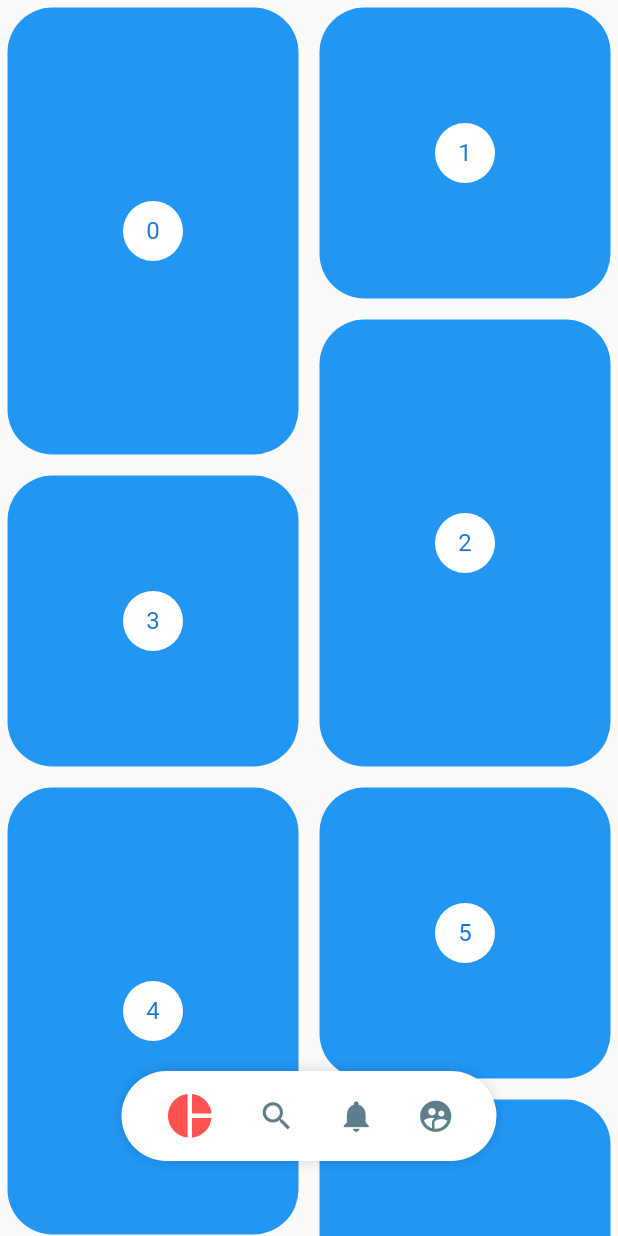
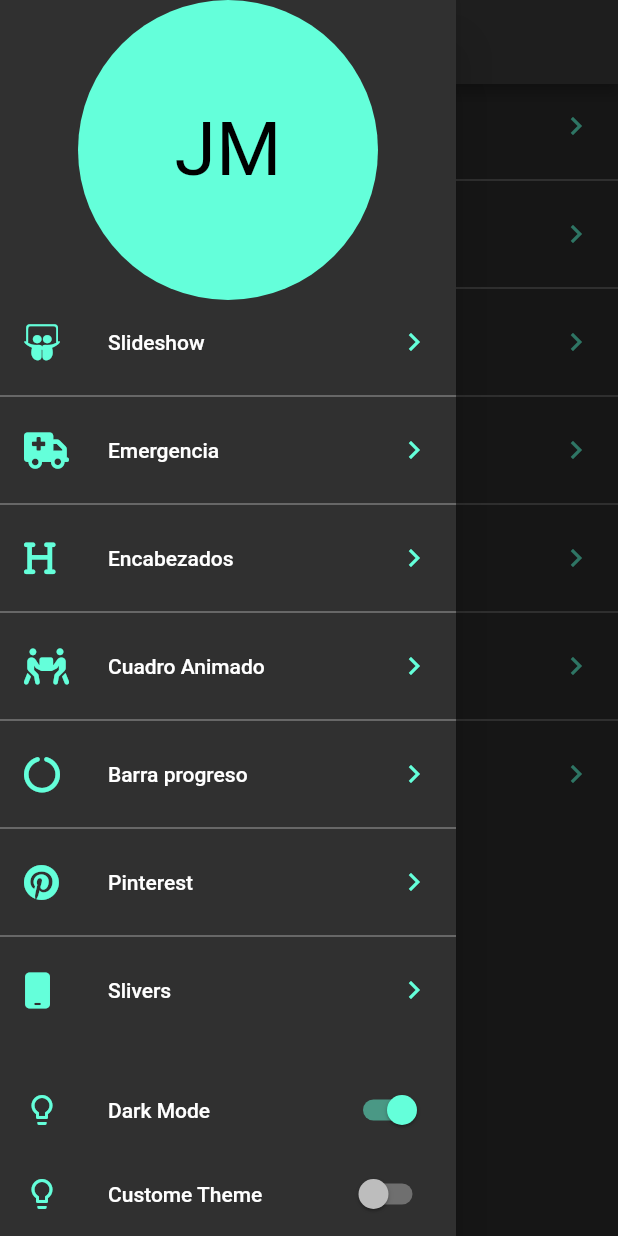
Before and after one commit to joanmc11/Animation-Design-Examples, a Flutter app: the screen it shows after launch, with the side drawer open (before the commit the screen has no drawer), on a phone screen of 412 x 824 dp. Run offline on Flutter 3.47's test engine with Material 2 defaults, Android fonts, the light colour scheme and no system bars; our stand-ins replace animate_do, flutter_svg, font_awesome_flutter.

Commit message:
Themes de la aplicacion

```diff
--- a/lib/main.dart
+++ b/lib/main.dart
@@ -1,18 +1,14 @@
-import 'package:animation_painter/retos/cuadrado_animado_page.dart';
-import 'package:animation_painter/src/pages/animaciones_page.dart';
-import 'package:animation_painter/src/pages/emergency_page.dart';
-import 'package:animation_painter/src/pages/graficas_circulares_page.dart';
-import 'package:animation_painter/src/pages/headers_page.dart';
-import 'package:animation_painter/src/pages/sliver_list_page.dart';
+import 'package:animation_painter/src/pages/launcher_page.dart';
+import 'package:animation_painter/src/theme/theme.dart';
 import 'package:flutter/material.dart';
+import 'package:provider/provider.dart';
 
-import 'src/labs/circular_progress_page.dart';
-import 'src/labs/slideshow_page.dart';
-import 'src/pages/pinterest_page.dart';
-import 'src/pages/slide_show_page.dart';
+
 
 void main() {
-  runApp(const MyApp());
+  runApp(ChangeNotifierProvider(
+    create: (_) => ThemeChanger(2),
+    child: const MyApp()));
 }
 
 class MyApp extends StatelessWidget {
@@ -20,19 +16,12 @@ class MyApp extends StatelessWidget {
 
   @override
   Widget build(BuildContext context) {
+    final currentTheme = Provider.of<ThemeChanger>(context).currentTheme;
     return MaterialApp(
+      theme: currentTheme,
       debugShowCheckedModeBanner: false,
       title: 'Diseños App',
-      home: PinterestPage(),
-      //SliverPage(),
-
-      //EmergencyPage()
-
-      //SlideshowPage()
-
-      //GraficaCircularPage(),
-
-      //CuadradoAnimadoPage(),
+      home: const LauncherPage()
     );
   }
 }
--- a/lib/src/labs/slideshow_page.dart
+++ b/lib/src/labs/slideshow_page.dart
@@ -3,8 +3,8 @@ import 'package:flutter/material.dart';
 import 'package:flutter_svg/flutter_svg.dart';
 import 'package:provider/provider.dart';
 
-class SlideShowPage extends StatelessWidget {
-  const SlideShowPage({super.key});
+class SlideShowLab extends StatelessWidget {
+  const SlideShowLab({super.key});
 
   @override
   Widget build(BuildContext context) {
--- /dev/null
+++ b/lib/src/pages/launcher_page.dart
@@ -0,0 +1,115 @@
+import 'package:animation_painter/src/routes/routes.dart';
+import 'package:animation_painter/src/theme/theme.dart';
+import 'package:flutter/material.dart';
+import 'package:font_awesome_flutter/font_awesome_flutter.dart';
+import 'package:provider/provider.dart';
+
+class LauncherPage extends StatelessWidget {
+  const LauncherPage({super.key});
+
+  @override
+  Widget build(BuildContext context) {
+    return Scaffold(
+        appBar: AppBar(
+          title: const Text('Diseños en Flutter'),
+        ),
+        drawer: const _MenuPrincipal(),
+        body: const _ListaOpciones());
+  }
+}
+
+class _ListaOpciones extends StatelessWidget {
+  const _ListaOpciones({super.key});
+
+  @override
+  Widget build(BuildContext context) {
+
+    final appTheme = Provider.of<ThemeChanger>(context).currentTheme;
+
+    return ListView.separated(
+      physics: const BouncingScrollPhysics(),
+      separatorBuilder: (context, index) => Divider(color: appTheme.primaryColorLight),
+      itemCount: pageRoutes.length,
+      itemBuilder: (context, index) => ListTile(
+        leading: FaIcon(
+          pageRoutes[index].icon,
+          color:  appTheme.colorScheme.secondary,
+        ),
+        title: Text(pageRoutes[index].titulo),
+        trailing:  Icon(
+          Icons.chevron_right,
+          color: appTheme.colorScheme.secondary,
+        ),
+        onTap: () {
+          Navigator.push(
+              context,
+              MaterialPageRoute(
+                builder: (context) => pageRoutes[index].page,
+              ));
+        },
+      ),
+    );
+  }
+}
+
+class _MenuPrincipal extends StatelessWidget {
+  const _MenuPrincipal({super.key});
+
+  @override
+  Widget build(BuildContext context) {
+    final appTheme = Provider.of<ThemeChanger>(context);
+    final secondaryColor = Provider.of<ThemeChanger>(context).currentTheme.colorScheme.secondary;
+    return Drawer(
+      child: Container(
+        child: Column(
+          children: [
+            Container(
+              // padding: const EdgeInsets.symmetric(horizontal:20),
+              width: double.infinity,
+              height: 200,
+              child: SafeArea(
+                child: CircleAvatar(
+                    backgroundColor: secondaryColor,
+                    child: Text(
+                      'JM',
+                      style: TextStyle(fontSize: 50),
+                    )),
+              ),
+            ),
+            const Expanded(child: _ListaOpciones()),
+            ListTile(
+              leading: Icon(
+                Icons.lightbulb_outline,
+                color: secondaryColor,
+              ),
+              title: const Text('Dark Mode'),
+              trailing: Switch.adaptive(
+                activeColor: secondaryColor,
+                value: appTheme.darkTheme,
+                onChanged: (value) => appTheme.darkTheme = value,
+              ),
+            ),
+            SafeArea(
+              bottom: true,
+              left: false,
+              top: false,
+              right: false,
+              child: ListTile(
+                leading: Icon(
+                  Icons.lightbulb_outline,
+                  color: secondaryColor,
+                ),
+                title: const Text('Custome Theme'),
+                trailing: Switch.adaptive(
+                  activeColor: secondaryColor,
+                  value: appTheme.customTheme,
+                  onChanged: (value) => appTheme.customTheme = value,
+                ),
+              ),
+            )
+          ],
+        ),
+      ),
+    );
+  }
+}
--- a/lib/src/pages/pinterest_page.dart
+++ b/lib/src/pages/pinterest_page.dart
@@ -2,6 +2,8 @@ import 'package:flutter/material.dart';
 import 'package:provider/provider.dart';
 import 'package:animation_painter/src/widgets/pinterest_menu.dart';
 import 'package:flutter_staggered_grid_view/flutter_staggered_grid_view.dart';
+
+import '../theme/theme.dart';
 
 class PinterestPage extends StatelessWidget {
   const PinterestPage({super.key});
@@ -31,6 +33,7 @@ class _PinterestdMenuLocation extends StatelessWidget {
     final mostrar = Provider.of<_MenuModel>(
       context,
     ).mostrar;
+     final appTheme = Provider.of<ThemeChanger>(context);
     return Positioned(
         bottom: 30,
         child: SizedBox(
@@ -40,7 +43,8 @@ class _PinterestdMenuLocation extends StatelessWidget {
                 alignment: Alignment.center,
                 child: PinterestMenu(
                   mostrar: mostrar,
-                  activeColor: Colors.redAccent,
+                  backgroundColor: appTheme.currentTheme.scaffoldBackgroundColor,
+                  activeColor: appTheme.currentTheme.colorScheme.secondary,
                   inactiveColor: Colors.blueGrey,
                   items: [
                     PinterestButton(onPressed: () {}, icon: Icons.pie_chart),
@@ -120,15 +124,16 @@ class _PinterestItem extends StatelessWidget {
 
   @override
   Widget build(BuildContext context) {
+     final appTheme = Provider.of<ThemeChanger>(context);
     return Container(
       margin: const EdgeInsets.all(5),
       decoration: BoxDecoration(
-        color: Colors.blue,
+        color: appTheme.currentTheme.colorScheme.secondary,
         borderRadius: BorderRadius.circular(30),
       ),
       child: Center(
         child: CircleAvatar(
-          backgroundColor: Colors.white,
+          backgroundColor: appTheme.currentTheme.scaffoldBackgroundColor,
           child: Text('$index'),
         ),
       ),
--- /dev/null
+++ b/lib/src/routes/routes.dart
@@ -0,0 +1,39 @@
+// ignore_for_file: public_member_api_docs, sort_constructors_first
+
+
+
+import 'package:animation_painter/retos/cuadrado_animado_page.dart';
+import 'package:animation_painter/src/labs/slideshow_page.dart';
+import 'package:animation_painter/src/pages/emergency_page.dart';
+import 'package:animation_painter/src/pages/graficas_circulares_page.dart';
+import 'package:animation_painter/src/pages/headers_page.dart';
+import 'package:animation_painter/src/pages/pinterest_page.dart';
+import 'package:animation_painter/src/pages/slide_show_page.dart';
+import 'package:flutter/material.dart';
+import 'package:font_awesome_flutter/font_awesome_flutter.dart';
+
+import '../pages/sliver_list_page.dart';
+
+
+final pageRoutes = <_Route>[
+_Route(icon: FontAwesomeIcons.slideshare, titulo: 'Slideshow', page: const SlideshowPage()),
+_Route(icon: FontAwesomeIcons.truckMedical, titulo: 'Emergencia', page: const EmergencyPage()),
+_Route(icon: FontAwesomeIcons.heading, titulo: 'Encabezados', page: const HeadersPage()),
+_Route(icon: FontAwesomeIcons.peopleCarryBox, titulo: 'Cuadro Animado', page: const CuadradoAnimado()),
+_Route(icon: FontAwesomeIcons.circleNotch, titulo: 'Barra progreso', page: const GraficaCircularPage()),
+_Route(icon: FontAwesomeIcons.pinterest, titulo: 'Pinterest', page: const PinterestPage()),
+_Route(icon: FontAwesomeIcons.mobile, titulo: 'Slivers', page: const SliverPage()),
+];
+
+class _Route {
+  final IconData icon;
+  final String titulo;
+  final Widget page;
+  _Route({
+    required this.icon,
+    required this.titulo,
+    required this.page,
+  });
+
+
+}
--- /dev/null
+++ b/lib/src/theme/theme.dart
@@ -0,0 +1,65 @@
+import 'package:flutter/material.dart';
+
+class ThemeChanger with ChangeNotifier {
+  bool _darkTheme = false;
+  bool _customTheme = false;
+
+  ThemeData _currentTheme = ThemeData.light();
+
+  ThemeChanger(int theme) {
+    switch (theme) {
+      case 1:
+        _darkTheme = false;
+        _customTheme = false;
+        _currentTheme = ThemeData.light();
+        break;
+      case 2:
+        _darkTheme = true;
+        _customTheme = false;
+        _currentTheme = ThemeData.dark();
+        break;
+      case 3:
+        _darkTheme = false;
+        _customTheme = true;
+        break;
+      default:
+        _darkTheme = false;
+        _customTheme = false;
+        _currentTheme = ThemeData.light();
+        break;
+    }
+  }
+
+  bool get darkTheme => _darkTheme;
+  bool get customTheme => _customTheme;
+
+  ThemeData get currentTheme => _currentTheme;
+
+  set darkTheme(bool value) {
+    _customTheme = false;
+    _darkTheme = value;
+    if (value) {
+      _currentTheme = ThemeData.dark();
+    } else {
+      _currentTheme = ThemeData.light();
+    }
+    notifyListeners();
+  }
+
+  set customTheme(bool value) {
+    _darkTheme = false;
+    _customTheme = value;
+    if (value) {
+
+    _currentTheme = ThemeData.dark().copyWith(
+      colorScheme: const ColorScheme.dark(secondary: Colors.pink),
+      primaryColorLight: Colors.white,
+      scaffoldBackgroundColor: Color(0xff16202B),
+    );
+    } else {
+      _currentTheme = ThemeData.light();
+    }
+    notifyListeners();
+
+  }
+}
```
Also changed, not shown: lib/retos/cuadrado_animado_page.dart (+40 -15 lines), lib/src/pages/graficas_circulares_page.dart (+8 -4 lines), lib/src/pages/headers_page.dart (+27 -4 lines), lib/src/pages/slide_show_page.dart (+33 -7 lines), lib/src/pages/sliver_list_page.dart (+36 -19 lines), lib/src/widgets/headers.dart (+7 -3 lines), 1 other file.
